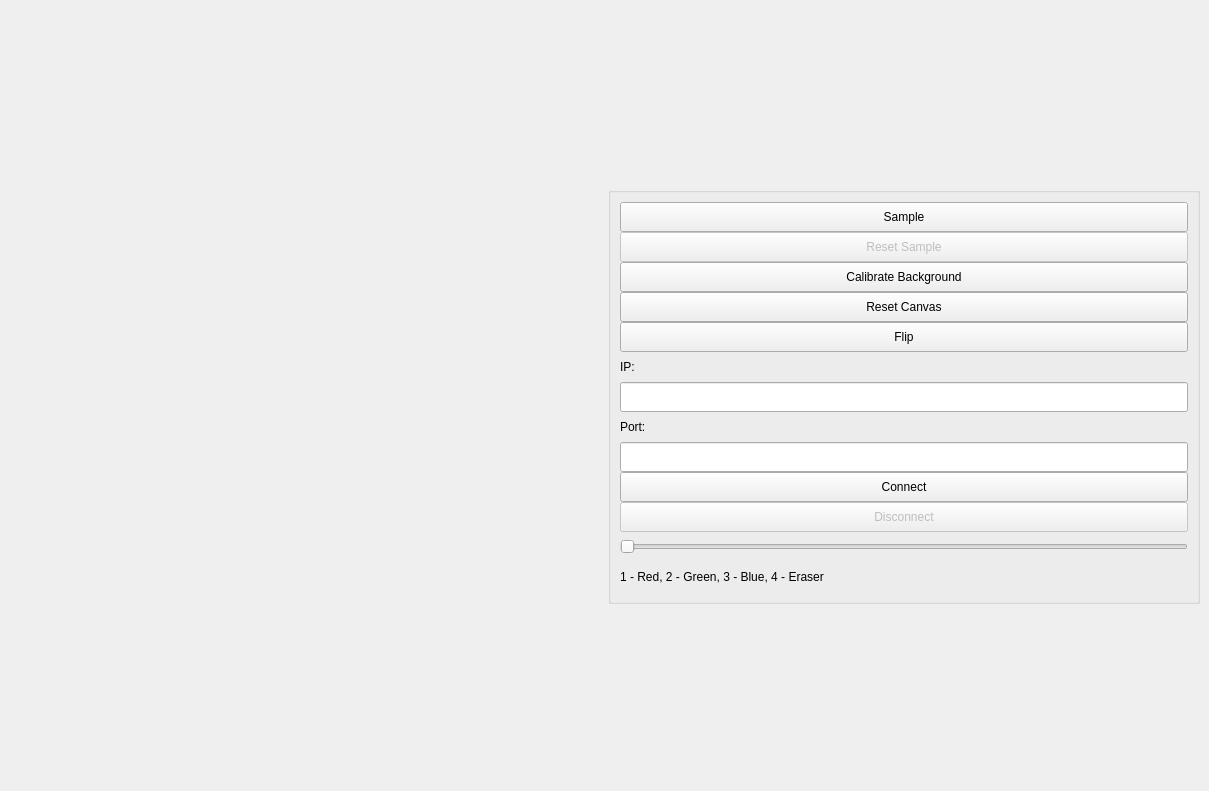
First picture: the form in src/FingerDrawing/ui/mainwindow.ui, repository eladeliav/FingerDrawing, before the edit.
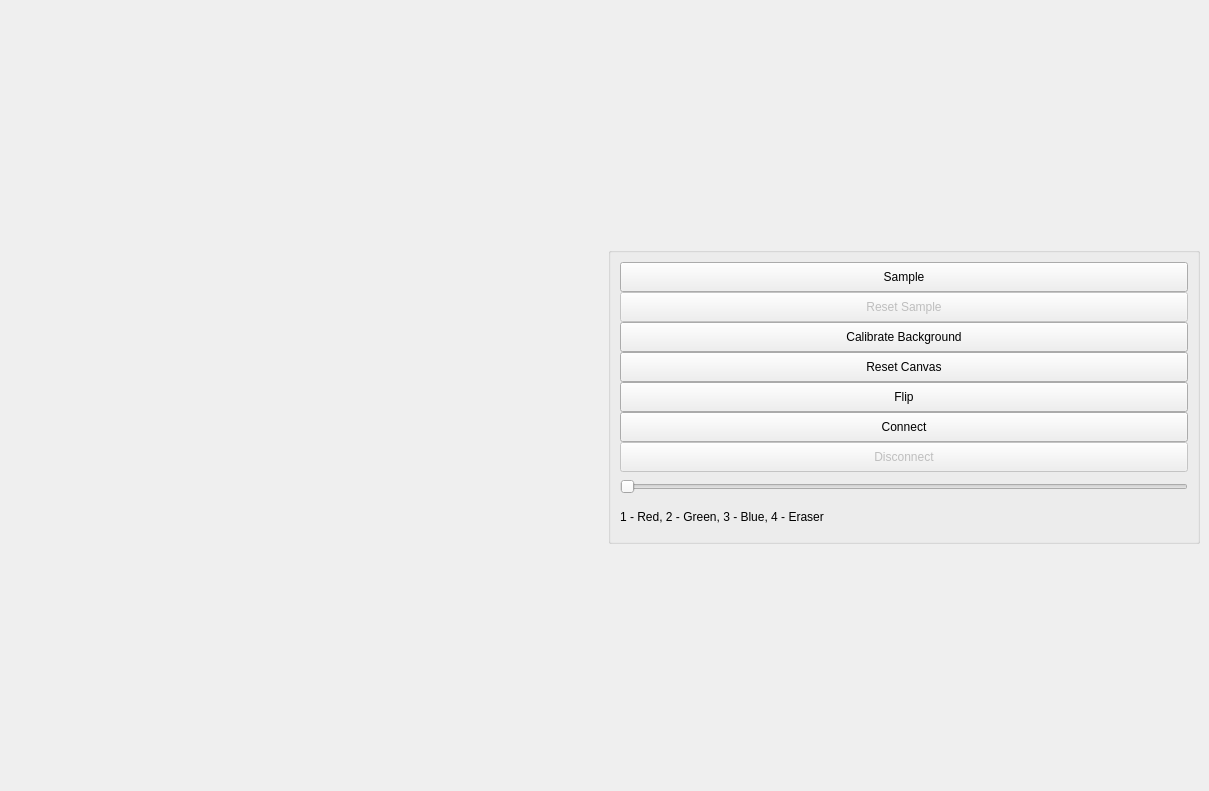
Second picture: the form after the edit.

Commit message: ip/port now from cfg file

The edit to the form file:
```diff
--- a/src/FingerDrawing/ui/mainwindow.ui
+++ b/src/FingerDrawing/ui/mainwindow.ui
@@ -162,82 +162,6 @@
          </property>
         </widget>
        </item>
-       <item>
-        <widget class="QLabel" name="ip_label">
-         <property name="sizePolicy">
-          <sizepolicy hsizetype="Ignored" vsizetype="Ignored">
-           <horstretch>0</horstretch>
-           <verstretch>0</verstretch>
-          </sizepolicy>
-         </property>
-         <property name="maximumSize">
-          <size>
-           <width>16777215</width>
-           <height>30</height>
-          </size>
-         </property>
-         <property name="text">
-          <string>IP:</string>
-         </property>
-        </widget>
-       </item>
-       <item>
-        <widget class="QLineEdit" name="ip_input">
-         <property name="sizePolicy">
-          <sizepolicy hsizetype="Ignored" vsizetype="Ignored">
-           <horstretch>0</horstretch>
-           <verstretch>0</verstretch>
-          </sizepolicy>
-         </property>
-         <property name="minimumSize">
-          <size>
-           <width>0</width>
-           <height>30</height>
-          </size>
-         </property>
-         <property name="maximumSize">
-          <size>
-           <width>16777215</width>
-           <height>30</height>
-          </size>
-         </property>
-        </widget>
-       </item>
-       <item>
-        <widget class="QLabel" name="port_label">
-         <property name="sizePolicy">
-          <sizepolicy hsizetype="Ignored" vsizetype="Ignored">
-           <horstretch>0</horstretch>
-           <verstretch>0</verstretch>
-          </sizepolicy>
-         </property>
-         <property name="maximumSize">
-          <size>
-           <width>16777215</width>
-           <height>30</height>
-          </size>
-         </property>
-         <property name="text">
-          <string>Port:</string>
-         </property>
-        </widget>
-       </item>
-       <item>
-        <widget class="QLineEdit" name="port_input">
-         <property name="sizePolicy">
-          <sizepolicy hsizetype="Ignored" vsizetype="Ignored">
-           <horstretch>0</horstretch>
-           <verstretch>0</verstretch>
-          </sizepolicy>
-         </property>
-         <property name="maximumSize">
-          <size>
-           <width>16777215</width>
-           <height>30</height>
-          </size>
-         </property>
-        </widget>
-       </item>
        <item>
         <widget class="QPushButton" name="connect_btn">
          <property name="sizePolicy">
```
The commit also changes 5 other files.
